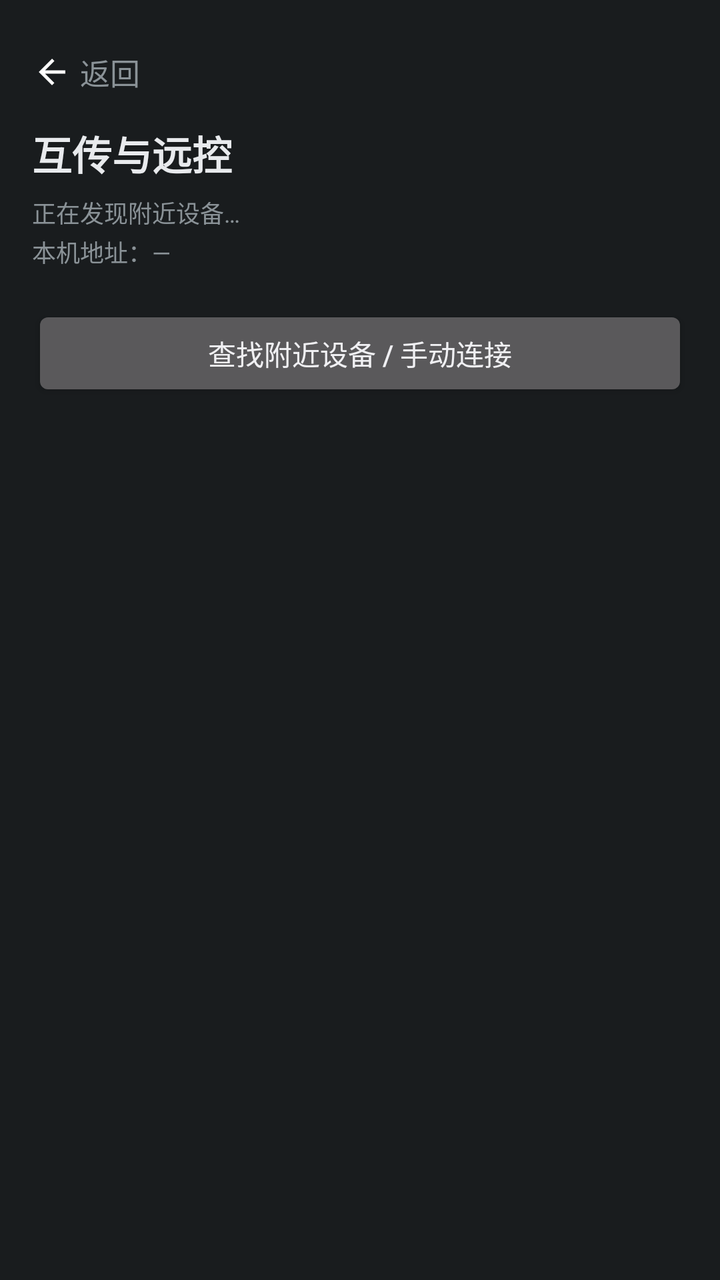
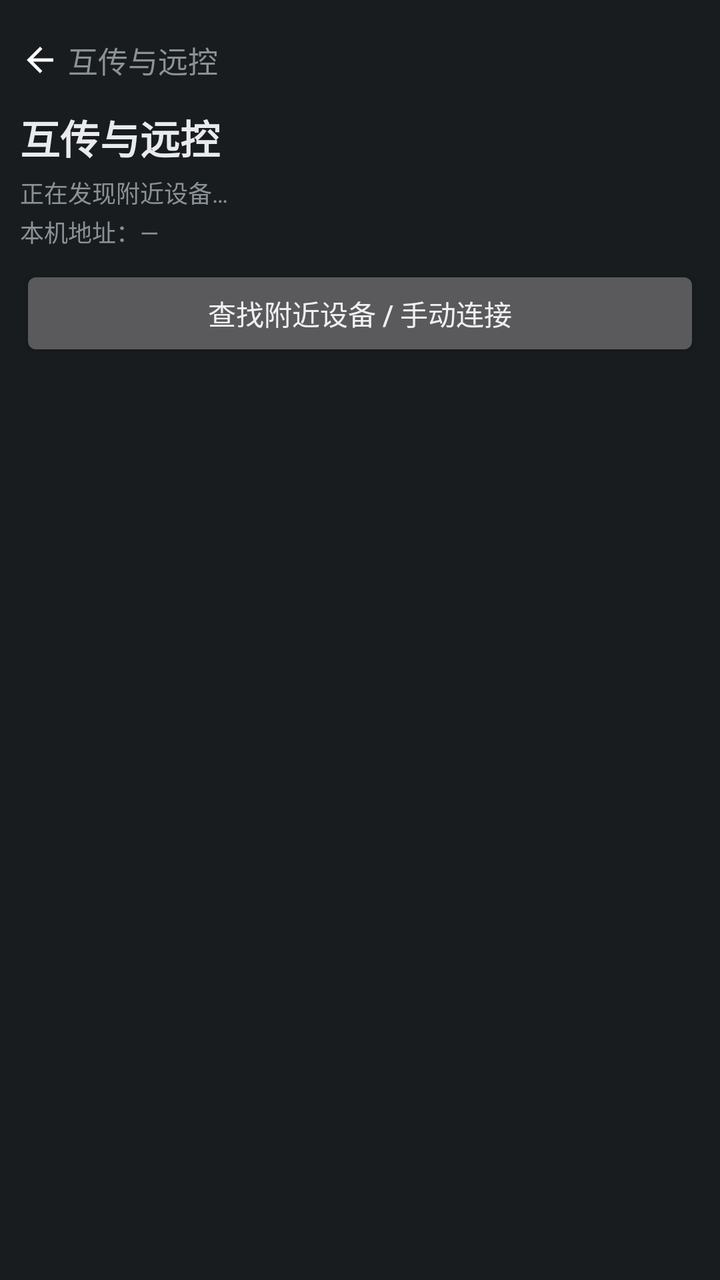

An Android layout rendered at two revisions. The XML below is the earlier revision; the diff shows what the commit changed to produce the second picture.
<!-- AndroidManifest.xml: application theme android:Theme.DeviceDefault.NoActionBar -->
<!-- res/layout/page_lan.xml -->
<?xml version="1.0" encoding="utf-8"?>
<FrameLayout xmlns:android="http://schemas.android.com/apk/res/android"
    android:layout_width="match_parent"
    android:layout_height="match_parent"
    android:tag="bg">

    <ScrollView
        android:layout_width="match_parent"
        android:layout_height="match_parent"
        android:scrollbars="none">
        <LinearLayout
            android:layout_width="match_parent"
            android:layout_height="wrap_content"
            android:orientation="vertical"
            android:padding="16dp">

            
            <FrameLayout
                android:id="@+id/player_slot"
                android:layout_width="match_parent"
                android:layout_height="wrap_content" />

            
            <LinearLayout
                android:id="@+id/lan_back"
                android:layout_width="wrap_content"
                android:layout_height="40dp"
                android:orientation="horizontal"
                android:gravity="center_vertical"
                android:clickable="true"
                android:focusable="true">
                <ImageView
                    android:layout_width="20dp"
                    android:layout_height="20dp"
                    android:src="@drawable/ic_back"
                    android:tag="icon" />
                <TextView
                    android:layout_width="wrap_content"
                    android:layout_height="wrap_content"
                    android:text="返回"
                    android:tag="text"
                    android:textSize="15sp"
                    android:layout_marginStart="4dp" />
            </LinearLayout>

            <TextView
                android:layout_width="wrap_content"
                android:layout_height="wrap_content"
                android:text="互传与远控"
                android:textColor="#e8eaed"
                android:textSize="20sp"
                android:textStyle="bold"
                android:layout_marginTop="6dp" />
            <TextView
                android:id="@+id/lan_status"
                android:layout_width="match_parent"
                android:layout_height="wrap_content"
                android:text="正在发现附近设备…"
                android:tag="dim"
                android:textSize="12sp"
                android:layout_marginTop="6dp" />
            <TextView
                android:id="@+id/lan_local_ip"
                android:layout_width="match_parent"
                android:layout_height="wrap_content"
                android:text="本机地址：—"
                android:tag="dim"
                android:textSize="12sp"
                android:layout_marginTop="2dp" />

            
            <Button
                android:id="@+id/lan_find_devices"
                android:layout_width="match_parent"
                android:layout_height="wrap_content"
                android:text="查找附近设备 / 手动连接"
                android:textSize="14sp"
                android:layout_marginTop="18dp" />
            <ProgressBar
                android:id="@+id/lan_pairing"
                android:layout_width="match_parent"
                android:layout_height="wrap_content"
                android:indeterminate="true"
                android:visibility="gone"
                android:layout_marginTop="8dp" />
            
            <LinearLayout
                android:id="@+id/lan_ops"
                android:layout_width="match_parent"
                android:layout_height="wrap_content"
                android:orientation="vertical"
                android:visibility="gone"
                android:layout_marginTop="16dp">

                <TextView
                    android:id="@+id/lan_selected_name"
                    android:layout_width="wrap_content"
                    android:layout_height="wrap_content"
                    android:text="已连接"
                    android:textColor="#e8eaed"
                    android:textSize="15sp"
                    android:textStyle="bold" />

                <LinearLayout
                    android:layout_width="match_parent"
                    android:layout_height="wrap_content"
                    android:orientation="horizontal"
                    android:layout_marginTop="10dp">
                        <Button
                            android:id="@+id/lan_btn_files"
                            android:layout_width="0dp"
                            android:layout_height="wrap_content"
                            android:layout_weight="1"
                            android:text="查看文件"
                            android:textSize="12sp" />
                        <Button
                            android:id="@+id/lan_btn_upload"
                            android:layout_width="0dp"
                            android:layout_height="wrap_content"
                            android:layout_weight="1"
                            android:text="发送文件"
                            android:textSize="12sp"
                            android:layout_marginStart="6dp" />
                        <Button
                            android:id="@+id/lan_btn_control"
                            android:layout_width="0dp"
                            android:layout_height="wrap_content"
                            android:layout_weight="1"
                            android:text="远程控制"
                            android:textSize="12sp"
                            android:layout_marginStart="6dp" />
                    </LinearLayout>

                    
                    <LinearLayout
                        android:id="@+id/lan_file_bar"
                        android:layout_width="match_parent"
                        android:layout_height="wrap_content"
                        android:orientation="horizontal"
                        android:gravity="center_vertical"
                        android:visibility="gone"
                        android:layout_marginTop="14dp">
                        <TextView
                            android:id="@+id/lan_breadcrumb"
                            android:layout_width="0dp"
                            android:layout_height="wrap_content"
                            android:layout_weight="1"
                            android:text="共享目录"
                            android:tag="dim"
                            android:textSize="12sp" />
                        <TextView
                            android:id="@+id/lan_dir_up"
                            android:layout_width="wrap_content"
                            android:layout_height="wrap_content"
                            android:text="上级"
                            android:textColor="#f97316"
                            android:textSize="12sp"
                            android:padding="6dp" />
                    </LinearLayout>

                    
                    <LinearLayout
                        android:id="@+id/lan_file_list"
                        android:layout_width="match_parent"
                        android:layout_height="wrap_content"
                        android:orientation="vertical"
                        android:visibility="gone"
                        android:layout_marginTop="6dp" />

                    
                    <LinearLayout
                        android:id="@+id/lan_control_panel"
                        android:layout_width="match_parent"
                        android:layout_height="wrap_content"
                        android:orientation="vertical"
                        android:visibility="gone"
                        android:layout_marginTop="10dp">
                        <ImageView
                            android:id="@+id/lan_screen"
                            android:layout_width="match_parent"
                            android:layout_height="260dp"
                            android:background="#000000"
                            android:scaleType="fitCenter"
                            android:contentDescription="对方屏幕" />
                        <LinearLayout
                            android:layout_width="match_parent"
                            android:layout_height="wrap_content"
                            android:orientation="horizontal"
                            android:layout_marginTop="8dp">
                                <Button
                                    android:id="@+id/lan_key_back"
                                    android:layout_width="0dp"
                                    android:layout_height="wrap_content"
                                    android:layout_weight="1"
                                    android:text="返回"
                                    android:textSize="12sp" />
                                <Button
                                    android:id="@+id/lan_key_home"
                                    android:layout_width="0dp"
                                    android:layout_height="wrap_content"
                                    android:layout_weight="1"
                                    android:text="主页"
                                    android:textSize="12sp"
                                    android:layout_marginStart="6dp" />
                                <Button
                                    android:id="@+id/lan_key_recent"
                                    android:layout_width="0dp"
                                    android:layout_height="wrap_content"
                                    android:layout_weight="1"
                                    android:text="多任务"
                                    android:textSize="12sp"
                                    android:layout_marginStart="6dp" />
                                <Button
                                    android:id="@+id/lan_fullscreen"
                                    android:layout_width="0dp"
                                    android:layout_height="wrap_content"
                                    android:layout_weight="1"
                                    android:text="全屏"
                                    android:textSize="12sp"
                                    android:layout_marginStart="6dp" />
                                <Button
                                    android:id="@+id/lan_control_stop"
                                    android:layout_width="0dp"
                                    android:layout_height="wrap_content"
                                    android:layout_weight="1"
                                    android:text="停止"
                                    android:textSize="12sp"
                                    android:layout_marginStart="6dp" />
                        </LinearLayout>
                        </LinearLayout>

                    
                    <LinearLayout
                        android:layout_width="match_parent"
                        android:layout_height="wrap_content"
                        android:orientation="vertical"
                        android:background="#171a21"
                        android:tag="card"
                        android:padding="14dp"
                        android:layout_marginTop="18dp">
                        <TextView
                            android:layout_width="wrap_content"
                            android:layout_height="wrap_content"
                            android:text="让电脑控制本手机"
                            android:textColor="#e8eaed"
                            android:textSize="14sp"
                            android:textStyle="bold" />
                        <TextView
                            android:layout_width="match_parent"
                            android:layout_height="wrap_content"
                            android:text="需授权屏幕共享，并开启「全能工具箱」无障碍服务（设置 → 无障碍）"
                            android:tag="dim"
                            android:textSize="11sp"
                            android:layout_marginTop="4dp" />
                        <LinearLayout
                            android:layout_width="match_parent"
                            android:layout_height="wrap_content"
                            android:orientation="horizontal"
                            android:layout_marginTop="10dp">
                            <Button
                                android:id="@+id/lan_enable_control"
                                android:layout_width="0dp"
                                android:layout_height="wrap_content"
                                android:layout_weight="1"
                                android:text="授权屏幕共享"
                                android:textSize="12sp" />
                            <Button
                                android:id="@+id/lan_open_accessibility"
                                android:layout_width="0dp"
                                android:layout_height="wrap_content"
                                android:layout_weight="1"
                                android:text="开启无障碍服务"
                                android:textSize="12sp"
                                android:layout_marginStart="8dp" />
                        </LinearLayout>
                    </LinearLayout>

                    <TextView
                        android:layout_width="match_parent"
                        android:layout_height="wrap_content"
                        android:text="全程局域网直连 · 不消耗移动流量"
                        android:tag="dim"
                        android:textSize="11sp"
                        android:gravity="center"
                        android:paddingTop="20dp" />
                </LinearLayout>
        </LinearLayout>
    </ScrollView>

    
    <FrameLayout
        android:id="@+id/lan_fullscreen_host"
        android:layout_width="match_parent"
        android:layout_height="match_parent"
        android:background="#000000"
        android:visibility="gone">
        <ImageView
            android:id="@+id/lan_screen_full"
            android:layout_width="match_parent"
            android:layout_height="match_parent"
            android:background="#000000"
            android:scaleType="fitCenter"
            android:contentDescription="对方屏幕（全屏）" />
        <Button
            android:id="@+id/lan_fullscreen_exit"
            android:layout_width="wrap_content"
            android:layout_height="wrap_content"
            android:layout_gravity="top|end"
            android:layout_margin="12dp"
            android:text="退出全屏"
            android:textSize="12sp" />
    </FrameLayout>
</FrameLayout>
<!-- resources referenced by this layout -->
<resources>
  <!-- drawable ic_back (drawable) -->
  <?xml version="1.0" encoding="utf-8"?>
  <vector xmlns:android="http://schemas.android.com/apk/res/android"
      android:width="24dp"
      android:height="24dp"
      android:viewportWidth="24"
      android:viewportHeight="24">
      <path
          android:fillColor="#FFFFFFFF"
          android:pathData="M20,11H7.83l5.59,-5.59L12,4l-8,8 8,8 1.41,-1.41L7.83,13H20v-2z" />
  </vector>
</resources>

<!-- the commit's change to res/layout/page_lan.xml (unified diff, before → after) -->
@@ -12,7 +12,7 @@
             android:layout_width="match_parent"
             android:layout_height="wrap_content"
             android:orientation="vertical"
-            android:padding="16dp">
+            android:padding="10dp">
 
             
             <FrameLayout
@@ -37,7 +37,7 @@
                 <TextView
                     android:layout_width="wrap_content"
                     android:layout_height="wrap_content"
-                    android:text="返回"
+                    android:text="互传与远控"
                     android:tag="text"
                     android:textSize="15sp"
                     android:layout_marginStart="4dp" />
@@ -50,7 +50,7 @@
                 android:textColor="#e8eaed"
                 android:textSize="20sp"
                 android:textStyle="bold"
-                android:layout_marginTop="6dp" />
+                android:layout_marginTop="4dp" />
             <TextView
                 android:id="@+id/lan_status"
                 android:layout_width="match_parent"
@@ -58,7 +58,7 @@
                 android:text="正在发现附近设备…"
                 android:tag="dim"
                 android:textSize="12sp"
-                android:layout_marginTop="6dp" />
+                android:layout_marginTop="4dp" />
             <TextView
                 android:id="@+id/lan_local_ip"
                 android:layout_width="match_parent"
@@ -75,7 +75,7 @@
                 android:layout_height="wrap_content"
                 android:text="查找附近设备 / 手动连接"
                 android:textSize="14sp"
-                android:layout_marginTop="18dp" />
+                android:layout_marginTop="8dp" />
             <ProgressBar
                 android:id="@+id/lan_pairing"
                 android:layout_width="match_parent"
@@ -90,7 +90,7 @@
                 android:layout_height="wrap_content"
                 android:orientation="vertical"
                 android:visibility="gone"
-                android:layout_marginTop="16dp">
+                android:layout_marginTop="8dp">
 
                 <TextView
                     android:id="@+id/lan_selected_name"
@@ -105,7 +105,7 @@
                     android:layout_width="match_parent"
                     android:layout_height="wrap_content"
                     android:orientation="horizontal"
-                    android:layout_marginTop="10dp">
+                    android:layout_marginTop="6dp">
                         <Button
                             android:id="@+id/lan_btn_files"
                             android:layout_width="0dp"
@@ -139,7 +139,7 @@
                         android:orientation="horizontal"
                         android:gravity="center_vertical"
                         android:visibility="gone"
-                        android:layout_marginTop="14dp">
+                        android:layout_marginTop="6dp">
                         <TextView
                             android:id="@+id/lan_breadcrumb"
                             android:layout_width="0dp"
@@ -165,7 +165,7 @@
                         android:layout_height="wrap_content"
                         android:orientation="vertical"
                         android:visibility="gone"
-                        android:layout_marginTop="6dp" />
+                        android:layout_marginTop="4dp" />
 
                     
                     <LinearLayout
@@ -174,7 +174,7 @@
                         android:layout_height="wrap_content"
                         android:orientation="vertical"
                         android:visibility="gone"
-                        android:layout_marginTop="10dp">
+                        android:layout_marginTop="6dp">
                         <ImageView
                             android:id="@+id/lan_screen"
                             android:layout_width="match_parent"
@@ -256,7 +256,7 @@
                             android:layout_width="match_parent"
                             android:layout_height="wrap_content"
                             android:orientation="horizontal"
-                            android:layout_marginTop="10dp">
+                            android:layout_marginTop="6dp">
                             <Button
                                 android:id="@+id/lan_enable_control"
                                 android:layout_width="0dp"
@@ -282,7 +282,7 @@
                         android:tag="dim"
                         android:textSize="11sp"
                         android:gravity="center"
-                        android:paddingTop="20dp" />
+                        android:paddingTop="10dp" />
                 </LinearLayout>
         </LinearLayout>
     </ScrollView>
